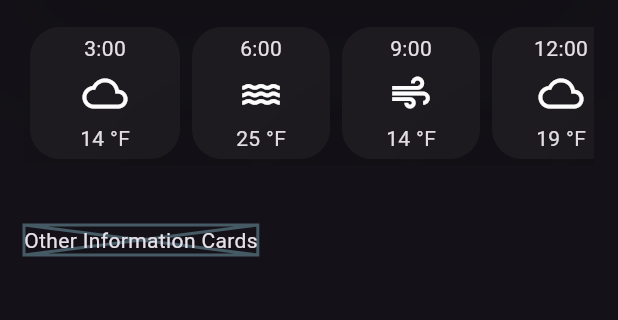
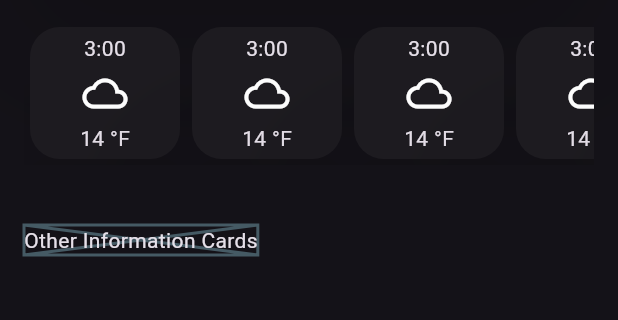
Before and after one commit to samrocks03/LearningFlutter, a Flutter app: the screen it shows after launch, on a phone screen of 412 x 824 dp, the part 480-800 px from its top. Run offline on Flutter 3.47's test engine with Material 2 defaults, Android fonts, the phone set to English and light mode, and no system bars.

Commit message:
Replaced repeating code with widgets

```diff
--- a/weather_apk/lib/screen.dart
+++ b/weather_apk/lib/screen.dart
@@ -114,139 +114,13 @@ class WeatherApp extends StatelessWidget {
 
                   HourlyForecastWidget(),
 
-                  SizedBox(
-                    width: 100,
-                    child: Card(
-                      shape : RoundedRectangleBorder(
-                        borderRadius: BorderRadius.circular(20)
-                        ),
-                      elevation: 50,
-                      child : Padding(
-                        padding: const EdgeInsets.all(4.0),
-                        child: Column(
-                          children: [
-                            Text("6:00",
-                              style: TextStyle(
-                                fontSize: 14,
-                              )
-                              ),
+                  HourlyForecastWidget(),
 
-                            SizedBox(height: 5),
+                  HourlyForecastWidget(),
 
-                            Icon(
-                              Icons.water,
-                              size: 30,
-                              ),
+                  HourlyForecastWidget(),
 
-                            SizedBox(height: 5),
-
-                            Text("25 °F",),
-                          ],
-                        ),
-                      )
-                    ),
-                  ),
-
-                  SizedBox(
-                    width: 100,
-                    child: Card(
-                      shape : RoundedRectangleBorder(
-                        borderRadius: BorderRadius.circular(20)
-                        ),
-                      elevation: 50,
-                      child : Padding(
-                        padding: const EdgeInsets.all(4.0),
-                        child: Column(
-                          children: [
-                            Text("9:00",
-                              style: TextStyle(
-                                fontSize: 14,
-                              )
-                              ),
-
-                            SizedBox(height: 5),
-
-                            Icon(
-                              Icons.air_sharp,
-                              size: 30,
-                              ),
-
-                            SizedBox(height: 5),
-
-                            Text("14 °F",),
-                          ],
-                        ),
-                      )
-                    ),
-                  ),
-
-                  SizedBox(
-                    width: 100,
-                    child: Card(
-                      shape : RoundedRectangleBorder(
-                        borderRadius: BorderRadius.circular(20)
-                        ),
-                      elevation: 50,
-                      child : Padding(
-                        padding: const EdgeInsets.all(4.0),
-                        child: Column(
-                          children: [
-                            Text("12:00",
-                              style: TextStyle(
-                                fontSize: 14,
-                              )
-                              ),
-
-                            SizedBox(height: 5),
-
-                            Icon(
-                              Icons.cloud_queue_sharp,
-                              size: 30,
-                              ),
-
-                            SizedBox(height: 5),
-
-                            Text("19 °F",),
-                          ],
-                        ),
-                      )
-                    ),
-                  ),
-
-                  SizedBox(
-                    width: 100,
-                    child: Card(
-                      shape : RoundedRectangleBorder(
-                        borderRadius: BorderRadius.circular(20)
-                        ),
-                      elevation: 50,
-                      child : Padding(
-                        padding: const EdgeInsets.all(4.0),
-                        child: Column(
-                          children: [
-                            Text("3:00",
-                              style: TextStyle(
-                                fontSize: 14,
-                              )
-                              ),
-
-                            SizedBox(height: 5),
-
-                            Icon(
-                              Icons.water,
-                              size: 30,
-                              ),
-
-                            SizedBox(height: 5),
-
-                            Text("12 °F",),
-                          ],
-                        ),
-                      )
-                    ),
-                  ),
-
-
+                  HourlyForecastWidget(),
 
                 ],
               ),
```
